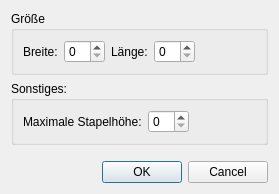
Above: RobotSteve/worlddialog.ui from Vogtinator/RobotSteve before the change. Below: the same form after it.
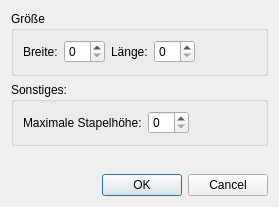
That is the form after the change.

The edit to the form file:
```diff
--- a/RobotSteve/worlddialog.ui
+++ b/RobotSteve/worlddialog.ui
@@ -10,7 +10,7 @@
     <x>0</x>
     <y>0</y>
     <width>279</width>
-    <height>194</height>
+    <height>207</height>
    </rect>
   </property>
   <property name="windowTitle">
```
